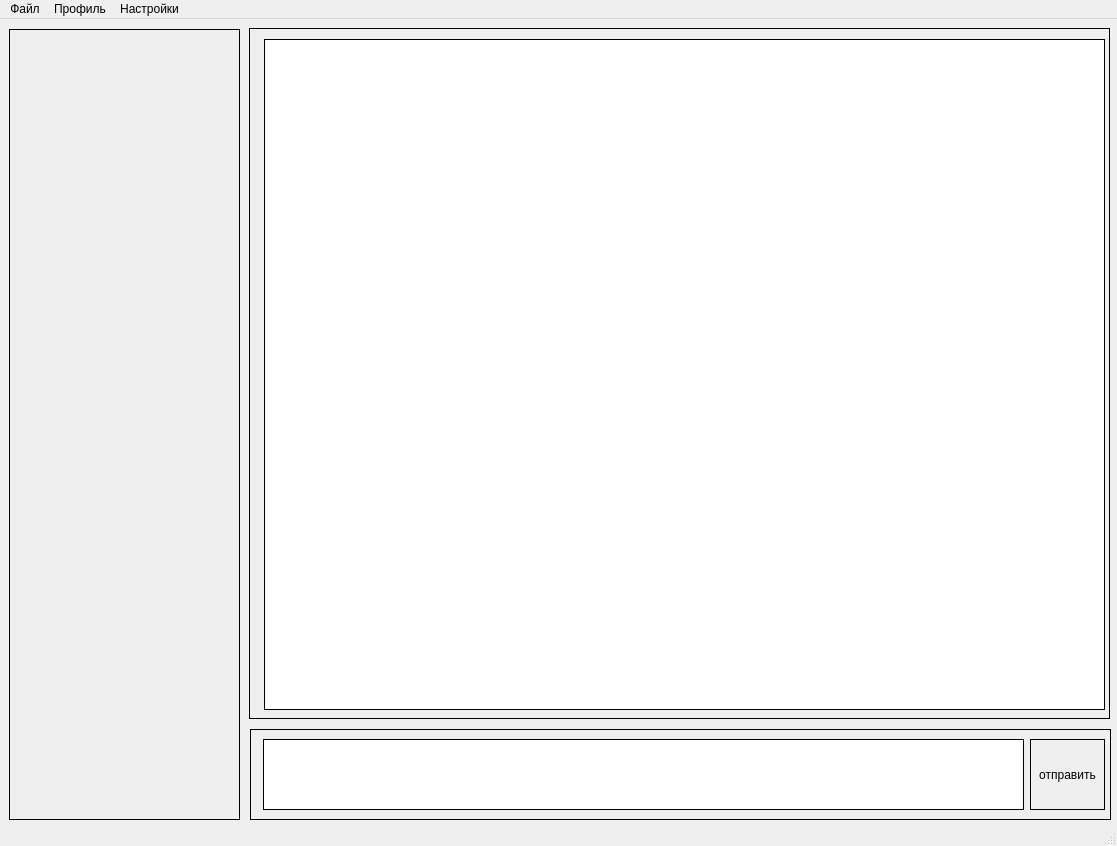
The window that gui/main.ui (yngkzk/NetChat) describes before a commit, drawn with Qt 5.
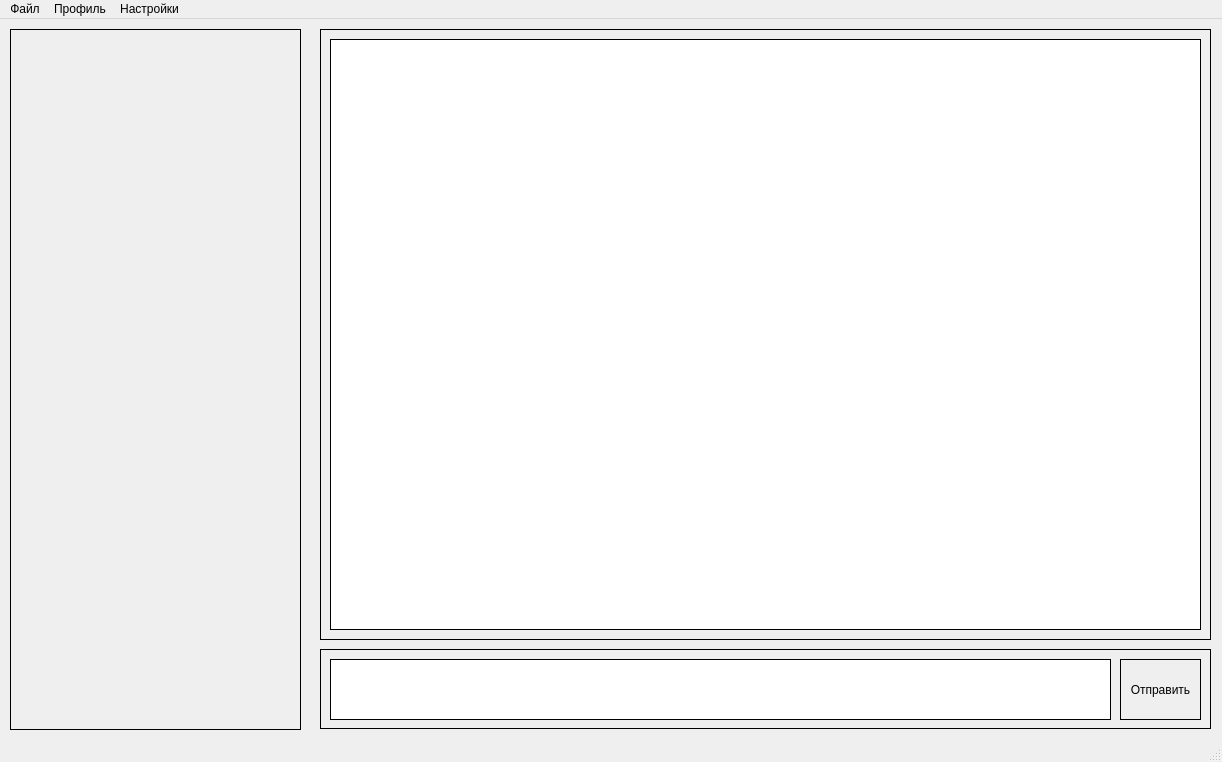
The same window after the commit. Icons and pictures are not drawn.

```diff
--- a/gui/main.ui
+++ b/gui/main.ui
@@ -6,8 +6,8 @@
    <rect>
     <x>0</x>
     <y>0</y>
-    <width>1117</width>
-    <height>846</height>
+    <width>1222</width>
+    <height>762</height>
    </rect>
   </property>
   <property name="windowTitle">
@@ -17,12 +17,15 @@
    <widget class="QFrame" name="frame">
     <property name="geometry">
      <rect>
-      <x>9</x>
+      <x>10</x>
       <y>10</y>
-      <width>231</width>
-      <height>791</height>
+      <width>291</width>
+      <height>701</height>
      </rect>
     </property>
+    <property name="autoFillBackground">
+     <bool>false</bool>
+    </property>
     <property name="styleSheet">
      <string notr="true">border: 1px solid black;</string>
     </property>
@@ -36,10 +39,10 @@
    <widget class="QFrame" name="frame_2">
     <property name="geometry">
      <rect>
-      <x>249</x>
-      <y>9</y>
-      <width>861</width>
-      <height>691</height>
+      <x>320</x>
+      <y>10</y>
+      <width>891</width>
+      <height>611</height>
      </rect>
     </property>
     <property name="styleSheet">
@@ -54,10 +57,10 @@
     <widget class="QTextBrowser" name="textBrowser">
      <property name="geometry">
       <rect>
-       <x>15</x>
-       <y>11</y>
-       <width>841</width>
-       <height>671</height>
+       <x>10</x>
+       <y>10</y>
+       <width>871</width>
+       <height>591</height>
       </rect>
      </property>
     </widget>
@@ -65,10 +68,10 @@
    <widget class="QFrame" name="frame_3">
     <property name="geometry">
      <rect>
-      <x>250</x>
-      <y>710</y>
-      <width>861</width>
-      <height>91</height>
+      <x>320</x>
+      <y>630</y>
+      <width>891</width>
+      <height>80</height>
      </rect>
     </property>
     <property name="styleSheet">
@@ -83,10 +86,10 @@
     <widget class="QTextEdit" name="textEdit">
      <property name="geometry">
       <rect>
-       <x>13</x>
+       <x>10</x>
        <y>10</y>
-       <width>761</width>
-       <height>71</height>
+       <width>781</width>
+       <height>61</height>
       </rect>
      </property>
      <property name="styleSheet">
@@ -97,17 +100,17 @@
     <widget class="QPushButton" name="pushButton">
      <property name="geometry">
       <rect>
-       <x>780</x>
+       <x>800</x>
        <y>10</y>
-       <width>75</width>
-       <height>71</height>
+       <width>81</width>
+       <height>61</height>
       </rect>
      </property>
+     <property name="styleSheet">
+      <string notr="true">border: 1px solid black; </string>
+     </property>
      <property name="text">
-      <string>отправить</string>
-     </property>
-     <property name="icon">
-      <iconset theme="applications-engineering"/>
+      <string>Отправить</string>
      </property>
     </widget>
    </widget>
@@ -117,7 +120,7 @@
     <rect>
      <x>0</x>
      <y>0</y>
-     <width>1117</width>
+     <width>1222</width>
      <height>22</height>
     </rect>
    </property>
```
Left out of the diff: 11 changed lines with no effect on the pictures.
